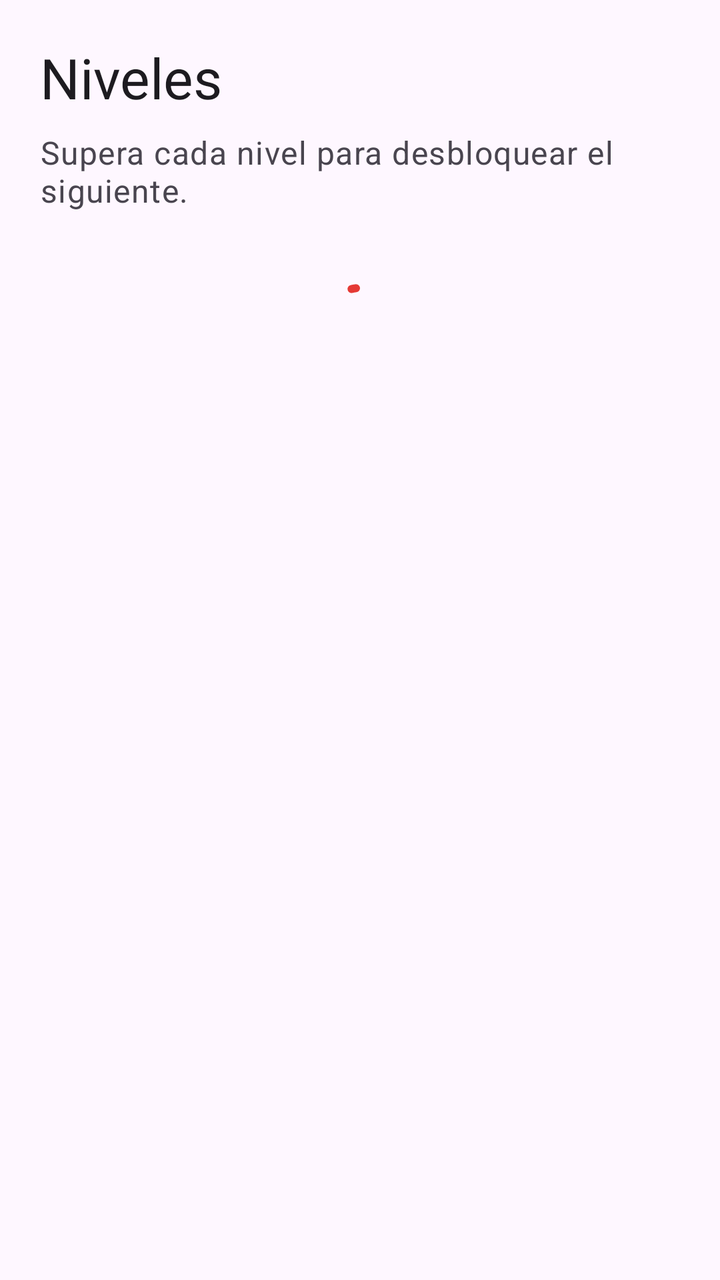
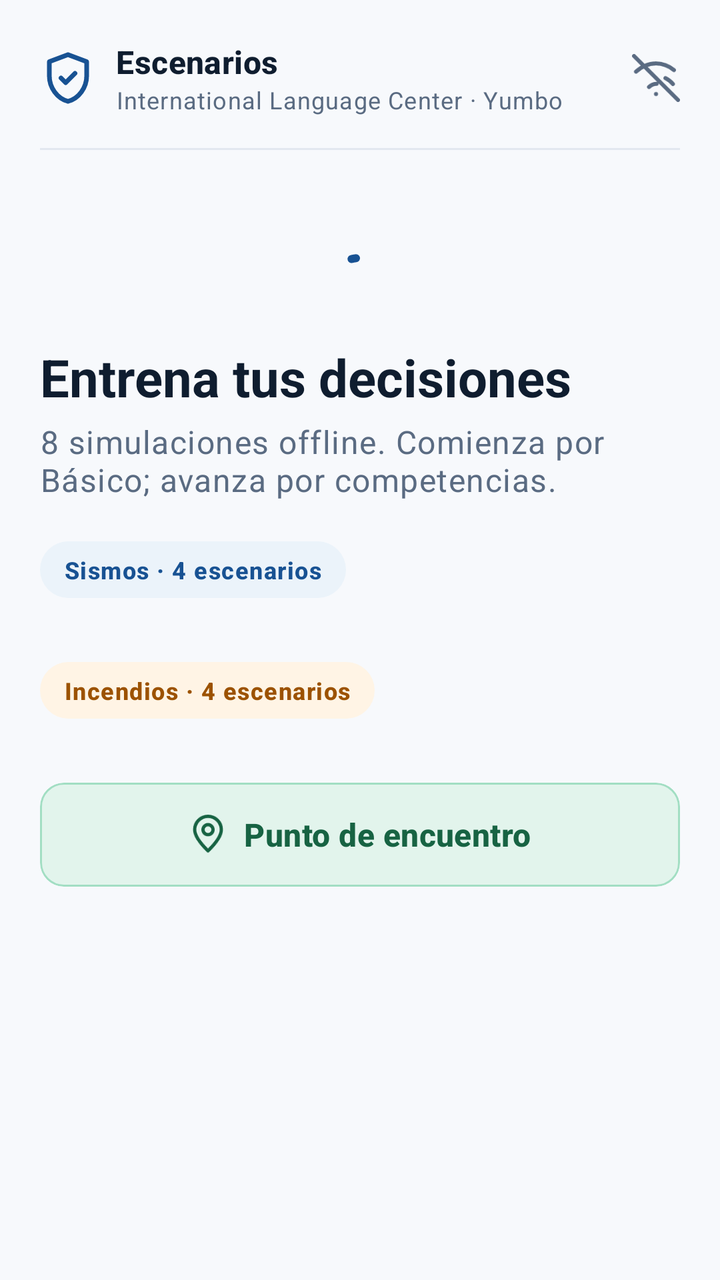

Compare the two renders of this Android layout. The source of the first and the diff that turns it into the second are given below.
<!-- AndroidManifest.xml: application theme Theme.CrisisSim -->
<!-- res/layout/fragment_levels.xml -->
<?xml version="1.0" encoding="utf-8"?>
<ScrollView xmlns:android="http://schemas.android.com/apk/res/android"
    xmlns:tools="http://schemas.android.com/tools"
    android:layout_width="match_parent"
    android:layout_height="match_parent"
    android:clipToPadding="false"
    android:fillViewport="true"
    tools:context=".presentation.ui.levels.LevelsFragment">

    <LinearLayout
        android:layout_width="match_parent"
        android:layout_height="wrap_content"
        android:orientation="vertical"
        android:padding="20dp">

        <TextView
            android:layout_width="match_parent"
            android:layout_height="wrap_content"
            android:text="@string/levels_title"
            android:textAppearance="?attr/textAppearanceHeadlineMedium" />

        <TextView
            android:layout_width="match_parent"
            android:layout_height="wrap_content"
            android:layout_marginTop="8dp"
            android:text="@string/levels_subtitle"
            android:textAppearance="?attr/textAppearanceBodyLarge"
            android:textColor="?android:attr/textColorSecondary" />

        <com.google.android.material.progressindicator.CircularProgressIndicator
            android:id="@+id/progress_loading"
            android:layout_width="wrap_content"
            android:layout_height="wrap_content"
            android:layout_gravity="center_horizontal"
            android:layout_marginTop="32dp"
            android:indeterminate="true" />

        <LinearLayout
            android:id="@+id/group_no_user"
            android:layout_width="match_parent"
            android:layout_height="wrap_content"
            android:layout_marginTop="24dp"
            android:orientation="vertical"
            android:visibility="gone">

            <TextView
                android:layout_width="match_parent"
                android:layout_height="wrap_content"
                android:text="@string/levels_no_user"
                android:textAppearance="?attr/textAppearanceBodyLarge" />

            <com.google.android.material.button.MaterialButton
                android:id="@+id/btn_go_home"
                android:layout_width="wrap_content"
                android:layout_height="wrap_content"
                android:layout_marginTop="12dp"
                android:text="@string/levels_go_home" />
        </LinearLayout>

        <LinearLayout
            android:id="@+id/sections_container"
            android:layout_width="match_parent"
            android:layout_height="wrap_content"
            android:layout_marginTop="20dp"
            android:orientation="vertical"
            android:visibility="gone" />
    </LinearLayout>
</ScrollView>
<!-- resources referenced by this layout -->
<resources>
  <string name="levels_go_home">Ir a Inicio</string>
  <string name="levels_no_user">Primero escribe tu nombre en Inicio para ver tus niveles.</string>
  <string name="levels_subtitle">Supera cada nivel para desbloquear el siguiente.</string>
  <string name="levels_title">Niveles</string>
  <style name="Base.Theme.CrisisSim" parent="Theme.Material3.DayNight.NoActionBar">
          
          <item name="colorPrimary">@color/primary</item>
          <item name="colorPrimaryVariant">@color/primary_dark</item>
          <item name="colorOnPrimary">@color/background_light</item>
          <item name="colorSecondary">@color/accent</item>
      </style>
  <color name="primary">#E53935</color>
  <color name="primary_dark">#B71C1C</color>
  <color name="background_light">#FFFFFF</color>
  <color name="accent">#FFB300</color>
  <!-- unchanged entries left out for length: 1 -->
</resources>

<!-- the commit's change to res/layout/fragment_levels.xml (unified diff, before → after) -->
@@ -1,8 +1,10 @@
 <?xml version="1.0" encoding="utf-8"?>
 <ScrollView xmlns:android="http://schemas.android.com/apk/res/android"
+    xmlns:app="http://schemas.android.com/apk/res-auto"
     xmlns:tools="http://schemas.android.com/tools"
     android:layout_width="match_parent"
     android:layout_height="match_parent"
+    android:background="@color/background_light"
     android:clipToPadding="false"
     android:fillViewport="true"
     tools:context=".presentation.ui.levels.LevelsFragment">
@@ -13,19 +15,55 @@
         android:orientation="vertical"
         android:padding="20dp">
 
-        <TextView
+        
+        <LinearLayout
             android:layout_width="match_parent"
             android:layout_height="wrap_content"
-            android:text="@string/levels_title"
-            android:textAppearance="?attr/textAppearanceHeadlineMedium" />
+            android:gravity="center_vertical"
+            android:orientation="horizontal"
+            android:paddingBottom="16dp">
 
-        <TextView
+            <ImageView
+                android:layout_width="28dp"
+                android:layout_height="28dp"
+                android:contentDescription="@string/catalog_header_title"
+                android:src="@drawable/ic_shield" />
+
+            <LinearLayout
+                android:layout_width="0dp"
+                android:layout_height="wrap_content"
+                android:layout_marginStart="10dp"
+                android:layout_weight="1"
+                android:orientation="vertical">
+
+                <TextView
+                    android:layout_width="wrap_content"
+                    android:layout_height="wrap_content"
+                    android:text="@string/catalog_header_title"
+                    android:textAppearance="?attr/textAppearanceTitleMedium"
+                    android:textColor="@color/text_primary"
+                    android:textStyle="bold" />
+
+                <TextView
+                    android:layout_width="wrap_content"
+                    android:layout_height="wrap_content"
+                    android:text="@string/app_subtitle"
+                    android:textAppearance="?attr/textAppearanceBodySmall"
+                    android:textColor="@color/text_secondary" />
+            </LinearLayout>
+
+            <ImageView
+                android:layout_width="24dp"
+                android:layout_height="24dp"
+                android:contentDescription="@string/badge_offline"
+                android:src="@drawable/ic_offline" />
+        </LinearLayout>
+
+        <View
             android:layout_width="match_parent"
-            android:layout_height="wrap_content"
-            android:layout_marginTop="8dp"
-            android:text="@string/levels_subtitle"
-            android:textAppearance="?attr/textAppearanceBodyLarge"
-            android:textColor="?android:attr/textColorSecondary" />
+            android:layout_height="1dp"
+            android:layout_marginBottom="16dp"
+            android:background="#E2E8F0" />
 
         <com.google.android.material.progressindicator.CircularProgressIndicator
             android:id="@+id/progress_loading"
@@ -35,34 +73,100 @@
             android:layout_marginTop="32dp"
             android:indeterminate="true" />
 
-        <LinearLayout
-            android:id="@+id/group_no_user"
+        
+        <TextView
             android:layout_width="match_parent"
             android:layout_height="wrap_content"
-            android:layout_marginTop="24dp"
-            android:orientation="vertical"
-            android:visibility="gone">
+            android:text="@string/catalog_title"
+            android:textAppearance="?attr/textAppearanceHeadlineMedium"
+            android:textColor="@color/text_primary"
+            android:textSize="26sp"
+            android:textStyle="bold" />
 
-            <TextView
-                android:layout_width="match_parent"
-                android:layout_height="wrap_content"
-                android:text="@string/levels_no_user"
-                android:textAppearance="?attr/textAppearanceBodyLarge" />
+        
+        <TextView
+            android:layout_width="match_parent"
+            android:layout_height="wrap_content"
+            android:layout_marginTop="4dp"
+            android:text="@string/catalog_subtitle"
+            android:textAppearance="?attr/textAppearanceBodyLarge"
+            android:textColor="@color/text_secondary" />
 
-            <com.google.android.material.button.MaterialButton
-                android:id="@+id/btn_go_home"
-                android:layout_width="wrap_content"
-                android:layout_height="wrap_content"
-                android:layout_marginTop="12dp"
-                android:text="@string/levels_go_home" />
-        </LinearLayout>
+        
+        <TextView
+            android:layout_width="wrap_content"
+            android:layout_height="wrap_content"
+            android:layout_marginTop="20dp"
+            android:background="@drawable/bg_pill_sismos"
+            android:paddingHorizontal="12dp"
+            android:paddingVertical="6dp"
+            android:text="Sismos · 4 escenarios"
+            android:textAppearance="?attr/textAppearanceLabelMedium"
+            android:textColor="@color/primary"
+            android:textStyle="bold" />
 
         <LinearLayout
-            android:id="@+id/sections_container"
+            android:id="@+id/container_sismos"
             android:layout_width="match_parent"
             android:layout_height="wrap_content"
-            android:layout_marginTop="20dp"
-            android:orientation="vertical"
-            android:visibility="gone" />
+            android:layout_marginTop="8dp"
+            android:orientation="vertical" />
+
+        
+        <TextView
+            android:layout_width="wrap_content"
+            android:layout_height="wrap_content"
+            android:layout_marginTop="24dp"
+            android:background="@drawable/bg_pill_incendios"
+            android:paddingHorizontal="12dp"
+            android:paddingVertical="6dp"
+            android:text="Incendios · 4 escenarios"
+            android:textAppearance="?attr/textAppearanceLabelMedium"
+            android:textColor="@color/incendios_badge_text"
+            android:textStyle="bold" />
+
+        <LinearLayout
+            android:id="@+id/container_incendios"
+            android:layout_width="match_parent"
+            android:layout_height="wrap_content"
+            android:layout_marginTop="8dp"
+            android:orientation="vertical" />
+
+        
+        <com.google.android.material.card.MaterialCardView
+            android:id="@+id/card_meeting_point"
+            android:layout_width="match_parent"
+            android:layout_height="52dp"
+            android:layout_marginTop="24dp"
+            android:clickable="true"
+            android:focusable="true"
+            app:cardBackgroundColor="@color/meeting_point_bg"
+            app:cardCornerRadius="12dp"
+            app:cardElevation="0dp"
+            app:strokeColor="@color/meeting_point_border"
+            app:strokeWidth="1dp">
+
+            <LinearLayout
+                android:layout_width="match_parent"
+                android:layout_height="match_parent"
+                android:gravity="center"
+                android:orientation="horizontal">
+
+                <ImageView
+                    android:layout_width="20dp"
+                    android:layout_height="20dp"
+                    android:contentDescription="@string/meeting_point_button"
+                    android:src="@drawable/ic_meeting_point" />
+
+                <TextView
+                    android:layout_width="wrap_content"
+                    android:layout_height="wrap_content"
+                    android:layout_marginStart="8dp"
+                    android:text="@string/meeting_point_button"
+                    android:textAppearance="?attr/textAppearanceTitleMedium"
+                    android:textColor="@color/meeting_point_text"
+                    android:textStyle="bold" />
+            </LinearLayout>
+        </com.google.android.material.card.MaterialCardView>
     </LinearLayout>
 </ScrollView>
<!-- resource entries referenced after the edit -->
@@ -1,20 +1,99 @@
 <!-- resources referenced by this layout -->
 <resources>
-  <string name="levels_go_home">Ir a Inicio</string>
-  <string name="levels_no_user">Primero escribe tu nombre en Inicio para ver tus niveles.</string>
-  <string name="levels_subtitle">Supera cada nivel para desbloquear el siguiente.</string>
-  <string name="levels_title">Niveles</string>
   <style name="Base.Theme.CrisisSim" parent="Theme.Material3.DayNight.NoActionBar">
           
           <item name="colorPrimary">@color/primary</item>
           <item name="colorPrimaryVariant">@color/primary_dark</item>
-          <item name="colorOnPrimary">@color/background_light</item>
-          <item name="colorSecondary">@color/accent</item>
+          <item name="colorOnPrimary">@color/surface_light</item>
+          <item name="android:colorBackground">@color/background_light</item>
+          <item name="colorSurface">@color/surface_light</item>
       </style>
-  <color name="primary">#E53935</color>
-  <color name="primary_dark">#B71C1C</color>
-  <color name="background_light">#FFFFFF</color>
-  <color name="accent">#FFB300</color>
+  <color name="primary">#185293</color>
+  <color name="text_primary">#0F1D2F</color>
+  <color name="text_secondary">#5A6B82</color>
+  <!-- drawable bg_pill_incendios (drawable) -->
+  <?xml version="1.0" encoding="utf-8"?>
+  <shape xmlns:android="http://schemas.android.com/apk/res/android"
+      android:shape="rectangle">
+      <solid android:color="@color/incendios_badge_bg" />
+      <corners android:radius="16dp" />
+  </shape>
+  <!-- drawable bg_pill_sismos (drawable) -->
+  <?xml version="1.0" encoding="utf-8"?>
+  <shape xmlns:android="http://schemas.android.com/apk/res/android"
+      android:shape="rectangle">
+      <solid android:color="@color/sismos_badge_bg" />
+      <corners android:radius="16dp" />
+  </shape>
+  <!-- drawable ic_meeting_point (drawable) -->
+  <vector xmlns:android="http://schemas.android.com/apk/res/android"
+      android:width="24dp"
+      android:height="24dp"
+      android:viewportWidth="24"
+      android:viewportHeight="24">
+    <path
+        android:fillColor="#00000000"
+        android:pathData="M12,21.7C17.3,16.5 20,12.5 20,9a8,8 0,1 0,-16 0c0,3.5 2.7,7.5 8,12.7z"
+        android:strokeColor="#176343"
+        android:strokeWidth="2"
+        android:strokeLineCap="round"
+        android:strokeLineJoin="round"/>
+    <path
+        android:fillColor="#00000000"
+        android:pathData="M12,9m-3,0a3,3 0,1 0,6 0a3,3 0,1 0,-6 0"
+        android:strokeColor="#176343"
+        android:strokeWidth="2"/>
+  </vector>
+  <!-- drawable ic_offline (drawable) -->
+  <vector xmlns:android="http://schemas.android.com/apk/res/android"
+      android:width="24dp"
+      android:height="24dp"
+      android:viewportWidth="24"
+      android:viewportHeight="24">
+    <path
+        android:fillColor="#00000000"
+        android:pathData="M1,1l22,22M16.72,12.06C18.17,12.78 19.46,13.8 20.46,15.01M12,20h.01M8.5,16.5c1.01,-1.01 2.37,-1.6 3.8,-1.60M2,8.82C4.84,6.23 8.35,4.72 12,4.72c3.21,0 6.33,1.18 8.97,3.3"
+        android:strokeColor="#5A6B82"
+        android:strokeWidth="2"
+        android:strokeLineCap="round"
+        android:strokeLineJoin="round"/>
+  </vector>
+  <!-- drawable ic_shield (drawable) -->
+  <vector xmlns:android="http://schemas.android.com/apk/res/android"
+      android:width="24dp"
+      android:height="24dp"
+      android:viewportWidth="24"
+      android:viewportHeight="24">
+    <path
+        android:fillColor="#00000000"
+        android:pathData="M12,2L4,5v6.09c0,5.05 3.41,9.76 8,10.91 4.59,-1.15 8,-5.86 8,-10.91V5L12,2z"
+        android:strokeColor="#185293"
+        android:strokeWidth="2"
+        android:strokeLineCap="round"
+        android:strokeLineJoin="round"/>
+    <path
+        android:fillColor="#00000000"
+        android:pathData="M9,12l2,2 4,-4"
+        android:strokeColor="#185293"
+        android:strokeWidth="2"
+        android:strokeLineCap="round"
+        android:strokeLineJoin="round"/>
+  </vector>
+  <string name="app_subtitle">International Language Center · Yumbo</string>
+  <string name="badge_offline">Entrenamiento sin internet</string>
+  <string name="catalog_header_title">Escenarios</string>
+  <string name="catalog_subtitle">8 simulaciones offline. Comienza por Básico; avanza por competencias.</string>
+  <string name="catalog_title">Entrena tus decisiones</string>
+  <string name="meeting_point_button">Punto de encuentro</string>
+  <color name="incendios_badge_bg">#FFF4E5</color>
+  <color name="sismos_badge_bg">#EBF3FA</color>
+  <color name="primary_dark">#0F3968</color>
+  <color name="surface_light">#FFFFFF</color>
+  <color name="background_light">#F7F9FC</color>
+  <color name="incendios_badge_text">#9C5200</color>
+  <color name="meeting_point_bg">#E2F4EC</color>
+  <color name="meeting_point_border">#A2DEC3</color>
+  <color name="meeting_point_text">#176343</color>
   <!-- unchanged entries left out for length: 1 -->
 </resources>
 
